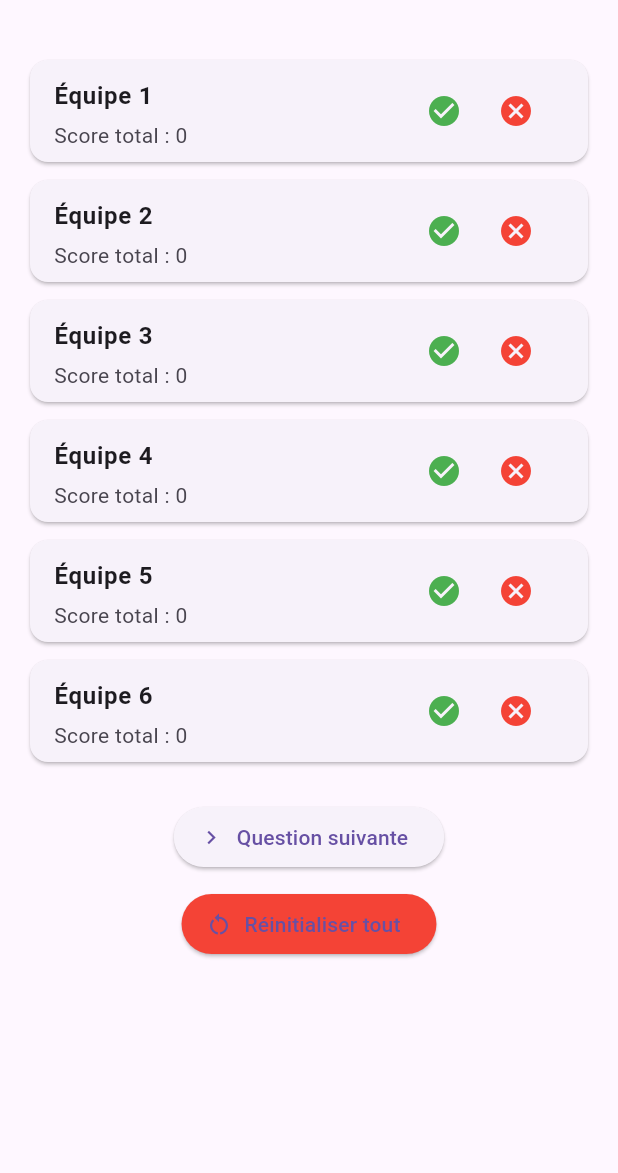
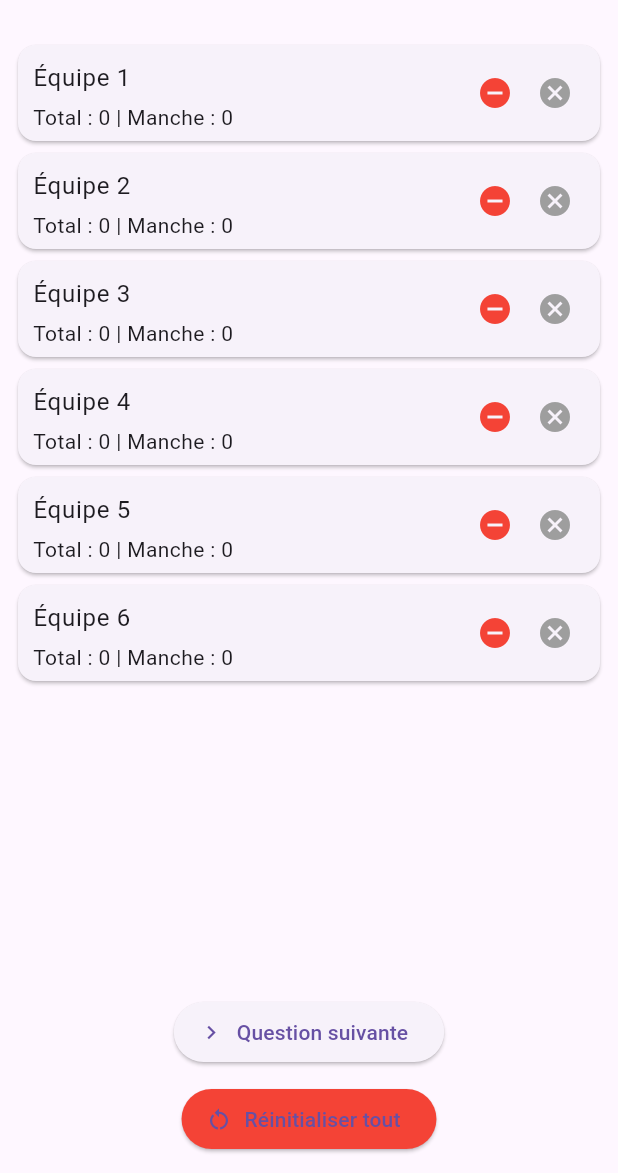
Before and after one commit to Hacheuh/blindtest, a Flutter app: the screen it shows after launch, on a phone screen of 412 x 824 dp, the part 63-1236 px from its top. Run offline on Flutter 3.47's test engine with Material 3 defaults, Android fonts, the phone set to English and light mode, and no system bars.

Commit message:
version 1

```diff
--- a/lib/main.dart
+++ b/lib/main.dart
@@ -31,14 +31,17 @@ class _BlindTestPageState extends State<BlindTestPage> {
   late List<int> scoresGlobaux;
   late List<int> scoresQuestion;
   late List<Color?> tileColors;
-  late List<TextEditingController> teamNames;
+  late List<TextEditingController> teamNameControllers;
 
   int question = 1;
 
   @override
   void initState() {
     super.initState();
-    teamNames = List.generate(numberOfTeams, (i) => TextEditingController(text: 'Équipe ${i + 1}'));
+    teamNameControllers = List.generate(
+      numberOfTeams,
+      (i) => TextEditingController(text: 'Équipe ${i + 1}'),
+    );
     _resetAll();
   }
 
@@ -50,26 +53,6 @@ class _BlindTestPageState extends State<BlindTestPage> {
   void _resetQuestion() {
     scoresQuestion = List.generate(numberOfTeams, (_) => 0);
     tileColors = List.generate(numberOfTeams, (_) => null);
-  }
-
-  void addPoint(int teamIndex) {
-    setState(() {
-      if (scoresQuestion[teamIndex] < 3) {
-        scoresQuestion[teamIndex]++;
-        scoresGlobaux[teamIndex]++;
-        _updateColor(teamIndex);
-      }
-    });
-  }
-
-  void removePoint(int teamIndex) {
-    setState(() {
-      if (scoresQuestion[teamIndex] > 0) {
-        scoresQuestion[teamIndex]--;
-        scoresGlobaux[teamIndex]--;
-        _updateColor(teamIndex);
-      }
-    });
   }
 
   void _updateColor(int index) {
@@ -89,6 +72,34 @@ class _BlindTestPageState extends State<BlindTestPage> {
     }
   }
 
+  void addPoint(int index) {
+    setState(() {
+      if (scoresQuestion[index] < 3) {
+        scoresQuestion[index]++;
+        scoresGlobaux[index]++;
+        _updateColor(index);
+      }
+    });
+  }
+
+  void removePoint(int index) {
+    setState(() {
+      if (scoresQuestion[index] > 0) {
+        scoresQuestion[index]--;
+        scoresGlobaux[index]--;
+        _updateColor(index);
+      }
+    });
+  }
+
+  void resetTeamRound(int index) {
+    setState(() {
+      scoresGlobaux[index] -= scoresQuestion[index];
+      scoresQuestion[index] = 0;
+      _updateColor(index);
+    });
+  }
+
   void nextQuestion() {
     setState(() {
       question++;
@@ -105,7 +116,7 @@ class _BlindTestPageState extends State<BlindTestPage> {
 
   @override
   void dispose() {
-    for (final controller in teamNames) {
+    for (final controller in teamNameControllers) {
       controller.dispose();
     }
     super.dispose();
@@ -119,39 +130,57 @@ class _BlindTestPageState extends State<BlindTestPage> {
         centerTitle: true,
       ),
       body: Padding(
-        padding: const EdgeInsets.all(20),
+        padding: const EdgeInsets.all(12),
         child: Column(
           children: [
-            for (int i = 0; i < numberOfTeams; i++)
-              Card(
+            Expanded(
+              child: ListView.builder(
+                itemCount: numberOfTeams,
+                itemBuilder: (context, i) => GestureDetector(
+                  onTap: () => addPoint(i),
+                  child: Card(
                     color: tileColors[i],
-                margin: const EdgeInsets.symmetric(vertical: 6),
-                child: ListTile(
-                  title: TextField(
-                    controller: teamNames[i],
+                    margin: const EdgeInsets.symmetric(vertical: 4),
+                    child: Padding(
+                      padding: const EdgeInsets.symmetric(horizontal: 10, vertical: 6),
+                      child: Row(
+                        children: [
+                          Expanded(
+                            child: Column(
+                              crossAxisAlignment: CrossAxisAlignment.start,
+                              children: [
+                                TextField(
+                                  controller: teamNameControllers[i],
                                   decoration: const InputDecoration(
                                     border: InputBorder.none,
                                     isDense: true,
                                   ),
-                    style: const TextStyle(fontWeight: FontWeight.bold),
                                 ),
-                  subtitle: Text('Score total : ${scoresGlobaux[i]}'),
-                  trailing: Row(
-                    mainAxisSize: MainAxisSize.min,
-                    children: [
-                      IconButton(
-                        icon: const Icon(Icons.check_circle, color: Colors.green),
-                        onPressed: () => addPoint(i),
+                                Text(
+                                  'Total : ${scoresGlobaux[i]} | Manche : ${scoresQuestion[i]}',
+                                  style: const TextStyle(fontSize: 14),
+                                ),
+                              ],
+                            ),
                           ),
                           IconButton(
-                        icon: const Icon(Icons.cancel, color: Colors.red),
+                            visualDensity: VisualDensity.compact,
+                            icon: const Icon(Icons.remove_circle, color: Colors.red),
                             onPressed: () => removePoint(i),
+                          ),
+                          IconButton(
+                            visualDensity: VisualDensity.compact,
+                            icon: const Icon(Icons.cancel, color: Colors.grey),
+                            onPressed: () => resetTeamRound(i),
                           ),
                         ],
                       ),
                     ),
                   ),
-            const SizedBox(height: 20),
+                ),
+              ),
+            ),
+            const SizedBox(height: 10),
             ElevatedButton.icon(
               onPressed: nextQuestion,
               icon: const Icon(Icons.navigate_next),
```
Also changed, not shown: 4 other files. Lines whose indentation alone changed are shown as unchanged.
